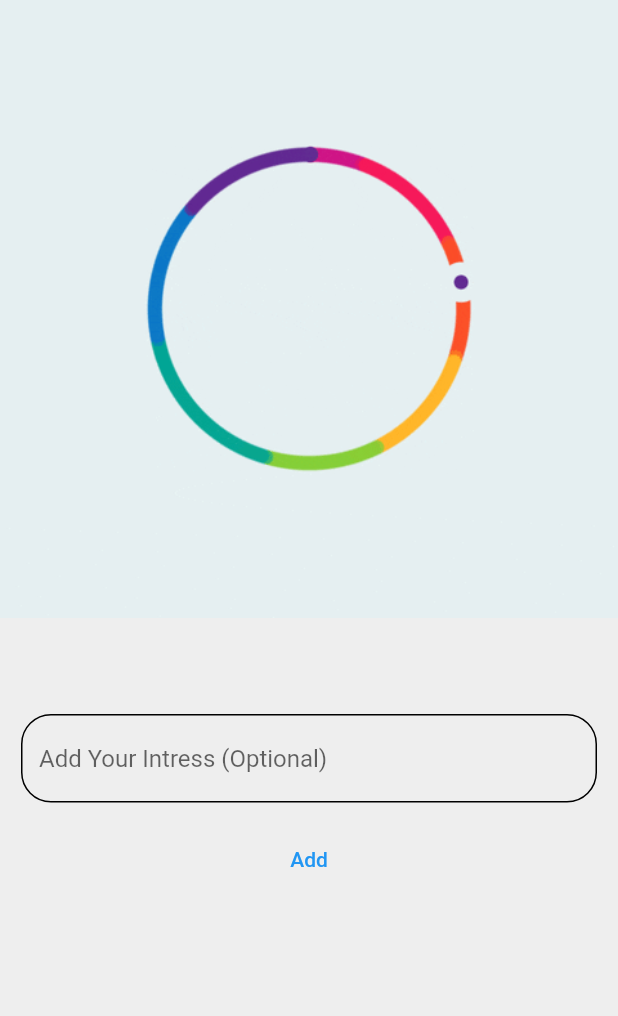
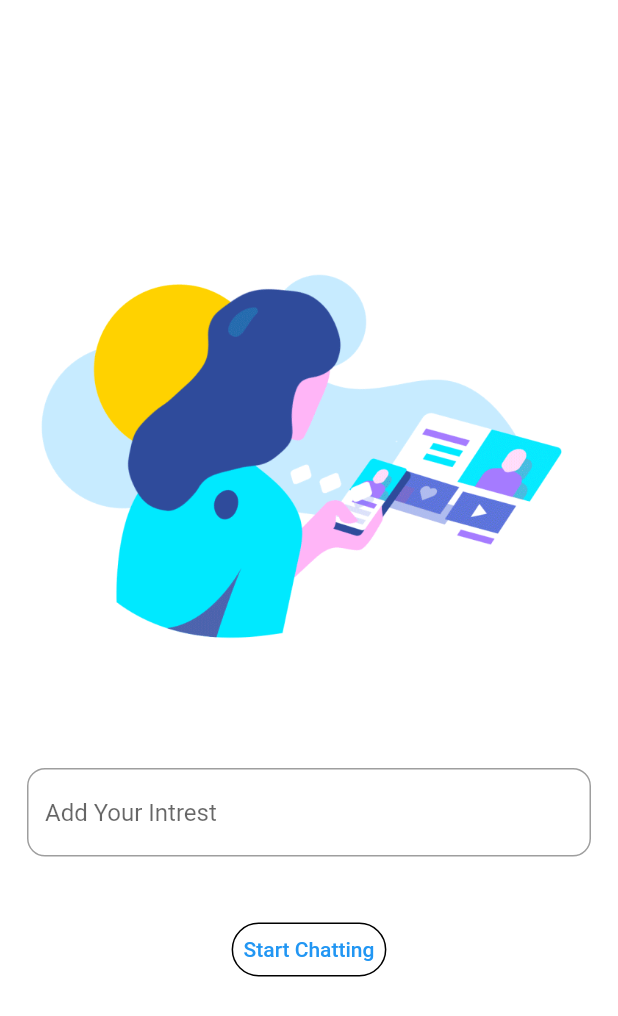
Before and after one commit to Bhavin8289/chat_bite, a Flutter app: the screen it shows after launch, on a phone screen of 412 x 824 dp. Shown: the top 1016 px of the screen. Run offline on Flutter 3.47's test engine with Material 2 defaults, Android fonts, the phone set to English and light mode, and no system bars; our stand-ins replace firebase_core; accounts and stored records are empty.

Commit message:
Login UI

```diff
--- a/lib/Screen/Appscreen/Loading.dart
+++ b/lib/Screen/Appscreen/Loading.dart
@@ -13,47 +13,56 @@ class _LoadingPageState extends State<LoadingPage> {
   @override
   Widget build(BuildContext context) {
     return Scaffold(
-      backgroundColor: Colors.grey.shade200,
-      body: SingleChildScrollView(
+      backgroundColor: Colors.white,
+      body: Padding(
+        padding: const EdgeInsets.all(10),
+        child: SingleChildScrollView(
           child: Column(
+            mainAxisAlignment: MainAxisAlignment.center,
             children: [
-            Column(
-              children: const [
-                Image(
+              const SizedBox(
+                height: 150,
+              ),
+              const Image(
                 image: AssetImage('assets/Gif/Loading.gif'),
-                ),
-              ],
               ),
               const SizedBox(
                 height: 50,
               ),
               Padding(
-              padding: const EdgeInsets.all(14),
-              child: TextField(
+                padding: const EdgeInsets.all(8.0),
+                child: TextFormField(
                   controller: fullNameController,
-                decoration: const InputDecoration(
-                  hintText: 'Add Your Intress (Optional)',
-                  // labelText: 'Add Your Intress',
+                  decoration: InputDecoration(
+                    hintText: 'Add Your Intrest',
                     border: OutlineInputBorder(
-                    borderRadius: BorderRadius.all(Radius.circular(20.0)),
-                    borderSide: BorderSide(color: Colors.black),
-                  ),
-                  enabledBorder: OutlineInputBorder(
-                    borderRadius: BorderRadius.all(Radius.circular(20.0)),
-                    borderSide: BorderSide(color: Colors.black),
+                      borderRadius: BorderRadius.circular(12),
                     ),
                   ),
                 ),
               ),
-            Column(
+              const SizedBox(
+                height: 30,
+              ),
+              Row(
+                mainAxisAlignment: MainAxisAlignment.center,
                 children: [
                   TextButton(
+                    style: ButtonStyle(
+                      shape: MaterialStateProperty.all<RoundedRectangleBorder>(
+                        RoundedRectangleBorder(
+                          borderRadius: BorderRadius.circular(18.0),
+                          side: const BorderSide(color: Colors.black),
+                        ),
+                      ),
+                    ),
                     onPressed: () {},
-                  child: Text("Add"),
+                    child: const Text("Start Chatting"),
+                  )
+                ],
               ),
             ],
-            )
-          ],
+          ),
         ),
       ),
     );
```
Also changed, not shown: assets/Gif/Loading.gif. Lines whose indentation alone changed are shown as unchanged.
